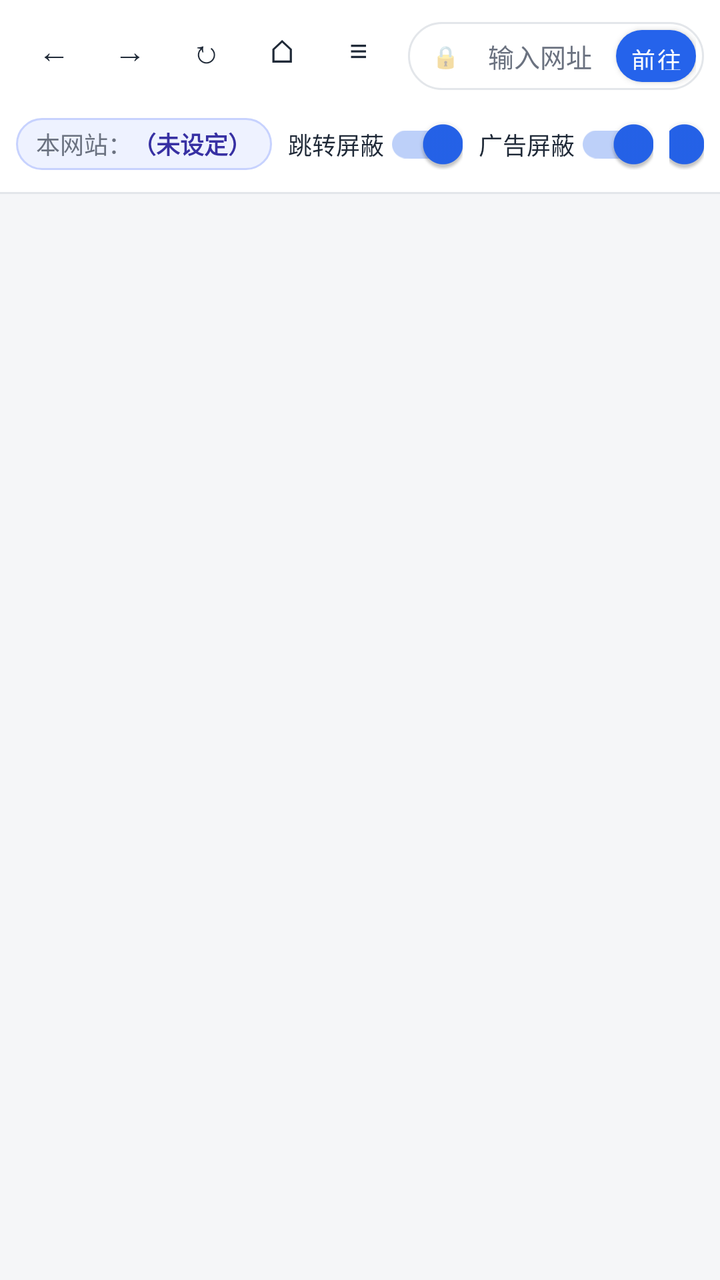
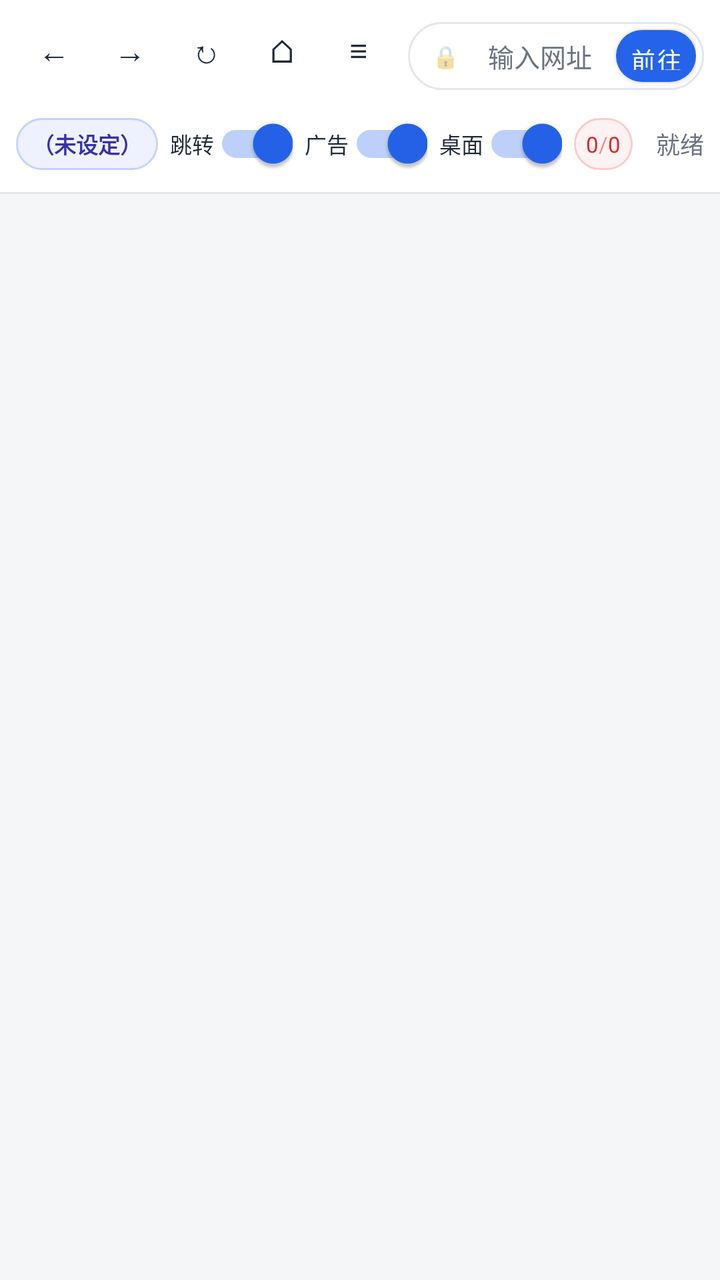

The first picture is an Android layout as it rendered before a commit; the second is the same layout after the commit. The layout source and the unified diff follow.
<!-- AndroidManifest.xml: application theme Theme.SiteLockBrowser -->
<!-- res/layout/activity_main.xml -->
<?xml version="1.0" encoding="utf-8"?>
<LinearLayout xmlns:android="http://schemas.android.com/apk/res/android"
    android:layout_width="match_parent"
    android:layout_height="match_parent"
    android:orientation="vertical"
    android:background="@color/bg">

    
    <LinearLayout
        android:layout_width="match_parent"
        android:layout_height="wrap_content"
        android:orientation="vertical"
        android:background="@color/bar_bg"
        android:padding="8dp">

        
        <LinearLayout
            android:layout_width="match_parent"
            android:layout_height="40dp"
            android:orientation="horizontal"
            android:gravity="center_vertical">

            <LinearLayout
                android:layout_width="wrap_content"
                android:layout_height="match_parent"
                android:orientation="horizontal">

                <Button
                    android:id="@+id/btnBack"
                    style="@style/NavButton"
                    android:text="←" />

                <Button
                    android:id="@+id/btnForward"
                    style="@style/NavButton"
                    android:text="→" />

                <Button
                    android:id="@+id/btnReload"
                    style="@style/NavButton"
                    android:text="↻" />

                <Button
                    android:id="@+id/btnHome"
                    style="@style/NavButton"
                    android:text="⌂" />

                <Button
                    android:id="@+id/btnHistory"
                    style="@style/NavButton"
                    android:text="≡" />
            </LinearLayout>

            <FrameLayout
                android:layout_width="0dp"
                android:layout_height="34dp"
                android:layout_weight="1"
                android:layout_marginStart="6dp"
                android:background="@drawable/addr_bg"
                android:paddingStart="12dp"
                android:paddingEnd="4dp">

                <TextView
                    android:id="@+id/lockIcon"
                    android:layout_width="wrap_content"
                    android:layout_height="match_parent"
                    android:gravity="center"
                    android:text="🔒"
                    android:textSize="11sp"
                    android:alpha="0.7"
                    android:layout_gravity="start|center_vertical" />

                <EditText
                    android:id="@+id/urlInput"
                    android:layout_width="match_parent"
                    android:layout_height="match_parent"
                    android:layout_marginStart="22dp"
                    android:layout_marginEnd="46dp"
                    android:background="@null"
                    android:hint="@string/hint_url"
                    android:textColorHint="@color/muted"
                    android:textSize="13sp"
                    android:textColor="@color/text"
                    android:inputType="textUri"
                    android:imeOptions="actionGo"
                    android:singleLine="true"
                    android:paddingStart="6dp"
                    android:paddingEnd="6dp" />

                <Button
                    android:id="@+id/btnGo"
                    android:layout_width="40dp"
                    android:layout_height="26dp"
                    android:layout_gravity="end|center_vertical"
                    android:background="@drawable/go_btn_bg"
                    android:text="@string/go"
                    android:textColor="@color/white"
                    android:textSize="12sp"
                    android:minWidth="0dp"
                    android:minHeight="0dp"
                    android:padding="0dp" />
            </FrameLayout>
        </LinearLayout>

        
        <LinearLayout
            android:layout_width="match_parent"
            android:layout_height="32dp"
            android:layout_marginTop="8dp"
            android:orientation="horizontal"
            android:gravity="center_vertical">

            <LinearLayout
                android:layout_width="wrap_content"
                android:layout_height="26dp"
                android:orientation="horizontal"
                android:gravity="center_vertical"
                android:background="@drawable/chip_bg"
                android:paddingStart="10dp"
                android:paddingEnd="10dp">

                <TextView
                    android:layout_width="wrap_content"
                    android:layout_height="wrap_content"
                    android:text="@string/home_label"
                    android:textColor="@color/muted"
                    android:textSize="12sp" />

                <TextView
                    android:id="@+id/homeDomain"
                    android:layout_width="wrap_content"
                    android:layout_height="wrap_content"
                    android:text="@string/home_none"
                    android:textColor="@color/chip_text"
                    android:textSize="12sp"
                    android:textStyle="bold"
                    android:maxWidth="160dp"
                    android:singleLine="true"
                    android:ellipsize="end" />
            </LinearLayout>

            <LinearLayout
                android:layout_width="wrap_content"
                android:layout_height="26dp"
                android:orientation="horizontal"
                android:gravity="center_vertical"
                android:layout_marginStart="8dp">

                <androidx.appcompat.widget.SwitchCompat
                    android:id="@+id/toggleRedirects"
                    android:layout_width="wrap_content"
                    android:layout_height="match_parent"
                    android:checked="true"
                    android:text="@string/toggle_redirects"
                    android:textSize="12sp"
                    android:textColor="@color/text" />
            </LinearLayout>

            <LinearLayout
                android:layout_width="wrap_content"
                android:layout_height="26dp"
                android:orientation="horizontal"
                android:gravity="center_vertical"
                android:layout_marginStart="8dp">

                <androidx.appcompat.widget.SwitchCompat
                    android:id="@+id/toggleAds"
                    android:layout_width="wrap_content"
                    android:layout_height="match_parent"
                    android:checked="true"
                    android:text="@string/toggle_ads"
                    android:textSize="12sp"
                    android:textColor="@color/text" />
            </LinearLayout>

            <LinearLayout
                android:layout_width="wrap_content"
                android:layout_height="26dp"
                android:orientation="horizontal"
                android:gravity="center_vertical"
                android:layout_marginStart="8dp">

                <androidx.appcompat.widget.SwitchCompat
                    android:id="@+id/toggleDesktop"
                    android:layout_width="wrap_content"
                    android:layout_height="match_parent"
                    android:checked="true"
                    android:text="@string/toggle_desktop"
                    android:textSize="12sp"
                    android:textColor="@color/text" />
            </LinearLayout>

            <LinearLayout
                android:id="@+id/countsBox"
                android:layout_width="wrap_content"
                android:layout_height="26dp"
                android:orientation="horizontal"
                android:gravity="center_vertical"
                android:layout_marginStart="8dp"
                android:background="@drawable/count_bg"
                android:paddingStart="10dp"
                android:paddingEnd="10dp"
                android:clickable="true"
                android:focusable="true">

                <TextView
                    android:id="@+id/redirectCount"
                    android:layout_width="wrap_content"
                    android:layout_height="wrap_content"
                    android:text="跳转 0"
                    android:textColor="@color/danger"
                    android:textSize="12sp" />

                <TextView
                    android:layout_width="wrap_content"
                    android:layout_height="wrap_content"
                    android:text=" · "
                    android:textColor="@color/danger"
                    android:textSize="12sp"
                    android:alpha="0.5" />

                <TextView
                    android:id="@+id/adCount"
                    android:layout_width="wrap_content"
                    android:layout_height="wrap_content"
                    android:text="广告 0"
                    android:textColor="@color/danger"
                    android:textSize="12sp" />
            </LinearLayout>

            <TextView
                android:id="@+id/statusText"
                android:layout_width="0dp"
                android:layout_height="match_parent"
                android:layout_weight="1"
                android:gravity="end|center_vertical"
                android:text="@string/status_ready"
                android:textColor="@color/muted"
                android:textSize="12sp"
                android:singleLine="true"
                android:ellipsize="end"
                android:paddingStart="8dp" />
        </LinearLayout>
    </LinearLayout>

    <View
        android:layout_width="match_parent"
        android:layout_height="1dp"
        android:background="@color/border" />

    
    <FrameLayout
        android:id="@+id/webContainer"
        android:layout_width="match_parent"
        android:layout_height="match_parent" />

</LinearLayout>
<!-- resources referenced by this layout -->
<resources>
  <color name="bar_bg">#FFFFFF</color>
  <color name="bg">#F5F6F8</color>
  <color name="border">#E3E6EA</color>
  <color name="chip_text">#3730A3</color>
  <color name="danger">#DC2626</color>
  <color name="muted">#6B7280</color>
  <color name="text">#1F2937</color>
  <color name="white">#FFFFFF</color>
  <!-- drawable addr_bg (drawable) -->
  <?xml version="1.0" encoding="utf-8"?>
  <shape xmlns:android="http://schemas.android.com/apk/res/android" android:shape="rectangle">
      <solid android:color="@color/white" />
      <stroke android:width="1dp" android:color="@color/border" />
      <corners android:radius="17dp" />
  </shape>
  <!-- drawable chip_bg (drawable) -->
  <?xml version="1.0" encoding="utf-8"?>
  <shape xmlns:android="http://schemas.android.com/apk/res/android" android:shape="rectangle">
      <solid android:color="@color/chip_bg" />
      <stroke android:width="1dp" android:color="@color/chip_border" />
      <corners android:radius="13dp" />
  </shape>
  <!-- drawable count_bg (drawable) -->
  <?xml version="1.0" encoding="utf-8"?>
  <shape xmlns:android="http://schemas.android.com/apk/res/android" android:shape="rectangle">
      <solid android:color="@color/count_bg" />
      <stroke android:width="1dp" android:color="@color/count_border" />
      <corners android:radius="13dp" />
  </shape>
  <!-- drawable go_btn_bg (drawable) -->
  <?xml version="1.0" encoding="utf-8"?>
  <shape xmlns:android="http://schemas.android.com/apk/res/android" android:shape="rectangle">
      <solid android:color="@color/accent" />
      <corners android:radius="13dp" />
  </shape>
  <string name="go">前往</string>
  <string name="hint_url">输入网址，该域名将作为「本网站」</string>
  <string name="home_label">本网站：</string>
  <string name="home_none">（未设定）</string>
  <string name="status_ready">就绪</string>
  <string name="toggle_ads">广告屏蔽</string>
  <string name="toggle_desktop">桌面模式</string>
  <string name="toggle_redirects">跳转屏蔽</string>
  <style name="NavButton">
          <item name="android:layout_width">34dp</item>
          <item name="android:layout_height">34dp</item>
          <item name="android:layout_marginStart">2dp</item>
          <item name="android:layout_marginEnd">2dp</item>
          <item name="android:minWidth">0dp</item>
          <item name="android:minHeight">0dp</item>
          <item name="android:padding">0dp</item>
          <item name="android:background">?attr/selectableItemBackgroundBorderless</item>
          <item name="android:textSize">16sp</item>
          <item name="android:textColor">@color/text</item>
      </style>
  <style name="Theme.SiteLockBrowser" parent="Theme.MaterialComponents.Light.NoActionBar">
          <item name="colorPrimary">@color/accent</item>
          <item name="colorPrimaryDark">@color/accent_dark</item>
          <item name="colorAccent">@color/accent</item>
          <item name="android:windowBackground">@color/bg</item>
          <item name="android:statusBarColor">@color/bar_bg</item>
          <item name="android:windowLightStatusBar">true</item>
      </style>
  <color name="chip_bg">#EEF2FF</color>
  <color name="chip_border">#C7D2FE</color>
  <color name="count_bg">#FEF2F2</color>
  <color name="count_border">#FECACA</color>
  <color name="accent">#2563EB</color>
  <color name="accent_dark">#1D4ED8</color>
</resources>

<!-- the commit's change to res/layout/activity_main.xml (unified diff, before → after) -->
@@ -116,15 +116,8 @@
                 android:orientation="horizontal"
                 android:gravity="center_vertical"
                 android:background="@drawable/chip_bg"
-                android:paddingStart="10dp"
-                android:paddingEnd="10dp">
-
-                <TextView
-                    android:layout_width="wrap_content"
-                    android:layout_height="wrap_content"
-                    android:text="@string/home_label"
-                    android:textColor="@color/muted"
-                    android:textSize="12sp" />
+                android:paddingStart="8dp"
+                android:paddingEnd="8dp">
 
                 <TextView
                     android:id="@+id/homeDomain"
@@ -132,74 +125,53 @@
                     android:layout_height="wrap_content"
                     android:text="@string/home_none"
                     android:textColor="@color/chip_text"
-                    android:textSize="12sp"
+                    android:textSize="11sp"
                     android:textStyle="bold"
-                    android:maxWidth="160dp"
+                    android:maxWidth="100dp"
                     android:singleLine="true"
                     android:ellipsize="end" />
             </LinearLayout>
 
+            <androidx.appcompat.widget.SwitchCompat
+                android:id="@+id/toggleRedirects"
+                android:layout_width="wrap_content"
+                android:layout_height="26dp"
+                android:layout_marginStart="6dp"
+                android:checked="true"
+                android:text="@string/toggle_redirects_short"
+                android:textSize="11sp"
+                android:textColor="@color/text" />
+
+            <androidx.appcompat.widget.SwitchCompat
+                android:id="@+id/toggleAds"
+                android:layout_width="wrap_content"
+                android:layout_height="26dp"
+                android:layout_marginStart="6dp"
+                android:checked="true"
+                android:text="@string/toggle_ads_short"
+                android:textSize="11sp"
+                android:textColor="@color/text" />
+
+            <androidx.appcompat.widget.SwitchCompat
+                android:id="@+id/toggleDesktop"
+                android:layout_width="wrap_content"
+                android:layout_height="26dp"
+                android:layout_marginStart="6dp"
+                android:checked="true"
+                android:text="@string/toggle_desktop_short"
+                android:textSize="11sp"
+                android:textColor="@color/text" />
+
             <LinearLayout
+                android:id="@+id/countsBox"
                 android:layout_width="wrap_content"
                 android:layout_height="26dp"
                 android:orientation="horizontal"
                 android:gravity="center_vertical"
-                android:layout_marginStart="8dp">
-
-                <androidx.appcompat.widget.SwitchCompat
-                    android:id="@+id/toggleRedirects"
-                    android:layout_width="wrap_content"
-                    android:layout_height="match_parent"
-                    android:checked="true"
-                    android:text="@string/toggle_redirects"
-                    android:textSize="12sp"
-                    android:textColor="@color/text" />
-            </LinearLayout>
-
-            <LinearLayout
-                android:layout_width="wrap_content"
-                android:layout_height="26dp"
-                android:orientation="horizontal"
-                android:gravity="center_vertical"
-                android:layout_marginStart="8dp">
-
-                <androidx.appcompat.widget.SwitchCompat
-                    android:id="@+id/toggleAds"
-                    android:layout_width="wrap_content"
-                    android:layout_height="match_parent"
-                    android:checked="true"
-                    android:text="@string/toggle_ads"
-                    android:textSize="12sp"
-                    android:textColor="@color/text" />
-            </LinearLayout>
-
-            <LinearLayout
-                android:layout_width="wrap_content"
-                android:layout_height="26dp"
-                android:orientation="horizontal"
-                android:gravity="center_vertical"
-                android:layout_marginStart="8dp">
-
-                <androidx.appcompat.widget.SwitchCompat
-                    android:id="@+id/toggleDesktop"
-                    android:layout_width="wrap_content"
-                    android:layout_height="match_parent"
-                    android:checked="true"
-                    android:text="@string/toggle_desktop"
-                    android:textSize="12sp"
-                    android:textColor="@color/text" />
-            </LinearLayout>
-
-            <LinearLayout
-                android:id="@+id/countsBox"
-                android:layout_width="wrap_content"
-                android:layout_height="26dp"
-                android:orientation="horizontal"
-                android:gravity="center_vertical"
-                android:layout_marginStart="8dp"
+                android:layout_marginStart="6dp"
                 android:background="@drawable/count_bg"
-                android:paddingStart="10dp"
-                android:paddingEnd="10dp"
+                android:paddingStart="6dp"
+                android:paddingEnd="6dp"
                 android:clickable="true"
                 android:focusable="true">
 
@@ -207,25 +179,25 @@
                     android:id="@+id/redirectCount"
                     android:layout_width="wrap_content"
                     android:layout_height="wrap_content"
-                    android:text="跳转 0"
+                    android:text="0"
                     android:textColor="@color/danger"
-                    android:textSize="12sp" />
-
-                <TextView
-                    android:layout_width="wrap_content"
-                    android:layout_height="wrap_content"
-                    android:text=" · "
+                    android:textSize="11sp" />
+
+                <TextView
+                    android:layout_width="wrap_content"
+                    android:layout_height="wrap_content"
+                    android:text="/"
                     android:textColor="@color/danger"
-                    android:textSize="12sp"
+                    android:textSize="11sp"
                     android:alpha="0.5" />
 
                 <TextView
                     android:id="@+id/adCount"
                     android:layout_width="wrap_content"
                     android:layout_height="wrap_content"
-                    android:text="广告 0"
+                    android:text="0"
                     android:textColor="@color/danger"
-                    android:textSize="12sp" />
+                    android:textSize="11sp" />
             </LinearLayout>
 
             <TextView
<!-- resource entries referenced after the edit -->
@@ -37,12 +37,11 @@
   </shape>
   <string name="go">前往</string>
   <string name="hint_url">输入网址，该域名将作为「本网站」</string>
-  <string name="home_label">本网站：</string>
   <string name="home_none">（未设定）</string>
   <string name="status_ready">就绪</string>
-  <string name="toggle_ads">广告屏蔽</string>
-  <string name="toggle_desktop">桌面模式</string>
-  <string name="toggle_redirects">跳转屏蔽</string>
+  <string name="toggle_ads_short">广告</string>
+  <string name="toggle_desktop_short">桌面</string>
+  <string name="toggle_redirects_short">跳转</string>
   <style name="NavButton">
           <item name="android:layout_width">34dp</item>
           <item name="android:layout_height">34dp</item>
